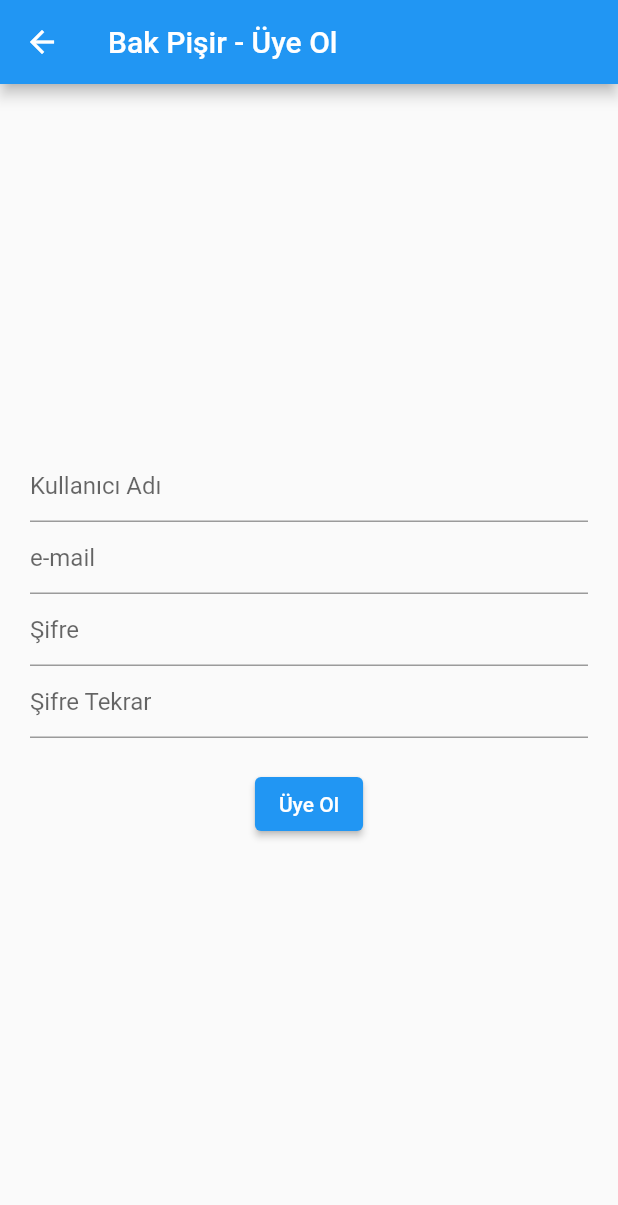
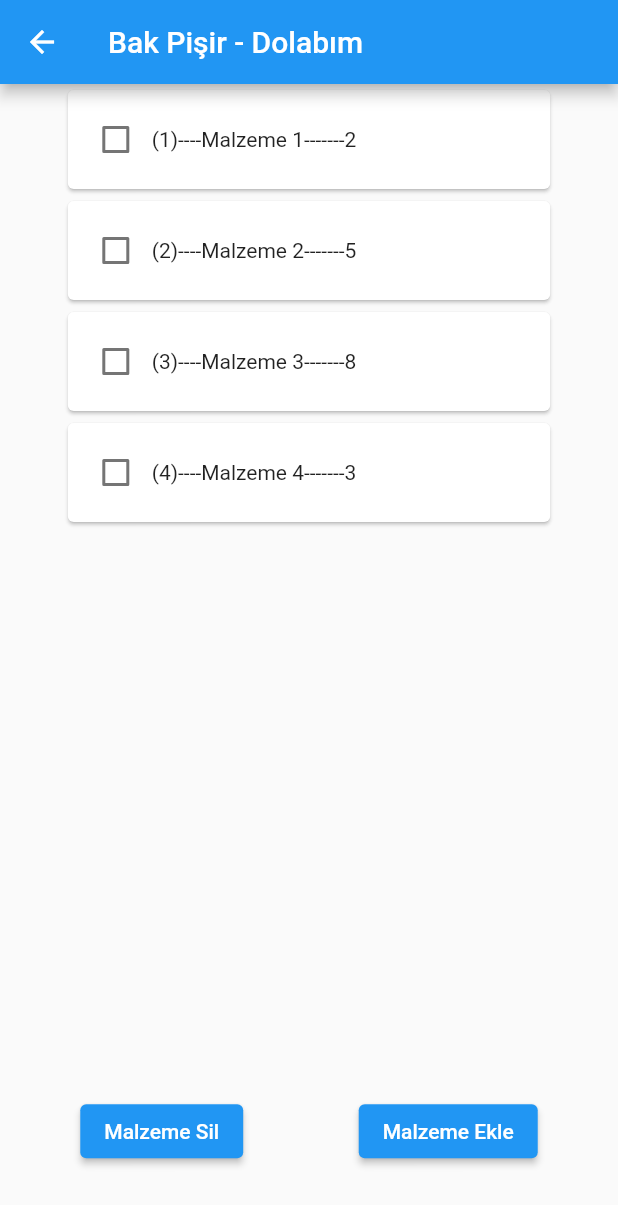
Before and after one commit to omeratici/bak_pisir, a Flutter app: the screen it shows after launch, after a tap on "Üye Ol", on a phone screen of 412 x 824 dp. Shown: the top 1205 px of the screen. Run offline on Flutter 3.47's test engine with Material 2 defaults, Android fonts, the phone set to English and light mode, and no system bars; our stand-ins replace email_validator; missing offline and left inert: dart:ffi; network calls fail.

Commit message:
dolabim.dart sayfası yazıldı. malzeme silme fonksiyoru yaıldı. Malzeme ekleme fonksiyonu yarım kaldı...

```diff
--- a/lib/Users.dart
+++ b/lib/Users.dart
@@ -11,7 +11,6 @@ class Users {
   Users(this.userId, this.userName, this.userRole, this.pinCode);
 
   factory Users.fromJson(Map<String,dynamic> json){
-    print("Users factory içi");
     return Users(int.parse(json["userId"] as String), json["userName"] as String,json["userRole"] as String,json["pinCode"] as String );
   }
 
--- a/lib/UsersCevap.dart
+++ b/lib/UsersCevap.dart
@@ -8,7 +8,6 @@ class UsersCevap {
 
   UsersCevap(this.success, this.userList);
   factory UsersCevap.fromJson(Map<String,dynamic> json){
-    print("UsersCevap factory içi");
     var jsonArray =json["Users"] as List;
     List<Users> userList = jsonArray.map((jaysonArrayNesnesi) => Users.fromJson(jaysonArrayNesnesi)).toList();
         return UsersCevap(json["success"] as int, userList);
--- /dev/null
+++ b/lib/dolabim.dart
@@ -0,0 +1,147 @@
+import 'package:bak_pisir/tarifSayfasi.dart';
+import 'package:flutter/material.dart';
+
+class dolabim extends StatefulWidget {
+  const dolabim({Key? key}) : super(key: key);
+
+  @override
+  State<dolabim> createState() => _dolabimState();
+}
+
+class _dolabimState extends State<dolabim> {
+
+  var scaffoldKey = GlobalKey<ScaffoldState>();
+
+  //malzemeleri birimleri ile birlikte listelemek istersek böyle yapalım (1)
+  var malzemeler = {"Malzeme 1": 2,"Malzeme 2":5 , "Malzeme 3":8,"Malzeme 4":3};
+
+  //Checkbox için bir liste tanımlandı
+  late List<bool> _isChecked;
+
+  late TextEditingController controller;
+
+  @override
+  void initState() {
+    super.initState();
+    //Checkbox için tanımlanan listeye malzemeler listesi uzunlugunda false atandı
+    _isChecked = List<bool>.filled(malzemeler.length, false);
+    controller= TextEditingController();
+  }
+  @override
+  void dispose() {
+    controller.dispose();
+    super.dispose();
+  }
+  @override
+  Widget build(BuildContext context) {
+    var ekranBilgisi = MediaQuery.of(context);
+    final double ekranYuksekligi = ekranBilgisi.size.height;
+    final double ekranGenisligi = ekranBilgisi.size.width;
+    return Scaffold(
+      key:scaffoldKey,
+      appBar: AppBar(
+        title: Text("Bak Pişir - Dolabım"),
+      ),
+      body: Column(
+        children: [
+          Center(
+            child: SizedBox(
+              height: ekranYuksekligi*0.8,
+              width: ekranGenisligi*0.8,
+              child: ListView.builder(
+                  itemCount: malzemeler.length,
+                  itemBuilder: (context,index){
+                    //malzemeleri birimleri ile birlikte listelemek istersek böyle yapalım (2)
+                    //value değerlerini key e aktarıyor
+                    String key = malzemeler.keys.elementAt(index);
+                    return GestureDetector(
+                      onTap: (){
+
+                      },
+                      child: Card(
+                        child: Padding(
+                          padding: const EdgeInsets.all(8.0),
+                          child: SizedBox(
+                            height: 50,
+                            child: Row(
+                              children: [
+
+                                Checkbox(value: _isChecked[index], onChanged: (bool? value) {
+                                  setState(() {
+                                    _isChecked[index]  = value!;
+                                  });
+                                },),
+                                Text("(${index+1})"),
+                                Text("----$key"),
+                                Text("-------${malzemeler[key]}"),
+                              ],
+                            ),
+                          ),
+                        ),
+                      ),
+                    );
+
+                  }
+              ),
+            ),
+          ),
+          Padding(
+            padding: const EdgeInsets.all(15.0),
+            child: Row(
+                mainAxisAlignment: MainAxisAlignment.spaceAround,
+                children:[
+                  ElevatedButton(onPressed: (){
+                    for(var i=0; i<malzemeler.length;i++){
+                      if(_isChecked[i])
+                        {
+                          String key = malzemeler.keys.elementAt(i);
+                          print("$key");
+                          malzemeler.remove(key);
+                          setState(() {
+                          });
+                        }
+                    }
+
+                  }, child: Text("Malzeme Sil")),
+                  ElevatedButton(
+                      onPressed: () async {
+                        var a =await openDialog();
+
+                        //Todo gelen stringi hash map e ekle
+                        // malzemeler[a.toString()]=1;
+                        // print(malzemeler);
+
+
+                      },
+                      child: Text("Malzeme Ekle")),
+                ]
+            ),
+          ),
+        ],
+      ),
+
+
+    );
+
+  }
+  Future <String?> openDialog() =>showDialog <String> (
+      context: context,
+      builder: (context)=>AlertDialog(
+        title: Text("Eklenecek Malzeme Girin"),
+        content: TextField(
+          autofocus: true,
+          decoration: InputDecoration(hintText: "Dolapta ne var?",),
+          controller: controller,
+    ),
+    actions: [
+      TextButton(onPressed: (){
+        ekle();
+
+      }, child: Text("Ekle"))
+    ],
+  ));
+  void ekle(){
+    Navigator.of(context).pop(controller.text);
+
+  }
+}
--- a/lib/main.dart
+++ b/lib/main.dart
@@ -10,6 +10,7 @@ import 'package:http/http.dart' as http;
 
 import 'Users.dart';
 import 'UsersCevap.dart';
+import 'dolabim.dart';
 
 void main() {
   runApp(const MyApp());
@@ -46,27 +47,20 @@ class _GirisEkraniState extends State<GirisEkrani> {
   String _errorMessage = '';
 
   List<Users> parseUsersCevap(String cevap){
-    print("parseUserCEvap çalıştı ");
     var jsonVeri = json.decode(cevap);
-    print("cevap parse cevap içi" +cevap);
     var userCevap = UsersCevap.fromJson(jsonVeri);
     List<Users> userList =userCevap.userList;
-    print("****parseusercevap içi liste ilk elemeannı" +userList[0].userName);
     return userList;
   }
 
   Future<List<Users>> allUsers () async {
-    print("allUsers çalıştı ");
     var url =Uri.parse("http://213.14.130.80/bakpisir/Usersget.php");
     var cevap = await http.get(url);
-    print ("allUsers içi cevap"+cevap.body+ "    arasında");
+
     return parseUsersCevap(cevap.body);
   }
   Future<void> kullan() async {
-    print("kullan çalıştı ");
     var liste = await allUsers();
-    print("listebaşı isim" +liste[0].userName);
-
     for(var k in liste){
       print(k.userId);
       print(k.userName);
@@ -79,7 +73,7 @@ class _GirisEkraniState extends State<GirisEkrani> {
 
     super.initState();
     kullan();
-    print("initState çalıştı ");
+
   }
   @override
   Widget build(BuildContext context) {
@@ -121,9 +115,10 @@ class _GirisEkraniState extends State<GirisEkrani> {
 
                     }, child: Text("Giriş Yap")),
                     ElevatedButton(onPressed: (){
-                      Navigator.push(context, MaterialPageRoute(builder: (context) => uyeOl()));
 
-
+                      //dolabim.dart ı görebilmek için geçiçi olarak değiştirildi.
+                      // Navigator.push(context, MaterialPageRoute(builder: (context) => uyeOl()));
+                      Navigator.push(context, MaterialPageRoute(builder: (context) => dolabim()));
                     }, child: Text("Üye Ol")),
                   ]
                 ),
--- a/lib/urunListe.dart
+++ b/lib/urunListe.dart
@@ -11,7 +11,7 @@ class urunListe extends StatefulWidget {
 class _urunListeState extends State<urunListe> {
 
   var scaffoldKey = GlobalKey<ScaffoldState>();
-  var urunler = ["Ürün 1","Ürün 2", "Ürün 3","Ürün4"];
+  var urunler = ["Ürün 1","Ürün 2", "Ürün 3","Ürün 4"];
   @override
   Widget build(BuildContext context) {
     return Scaffold(
```
